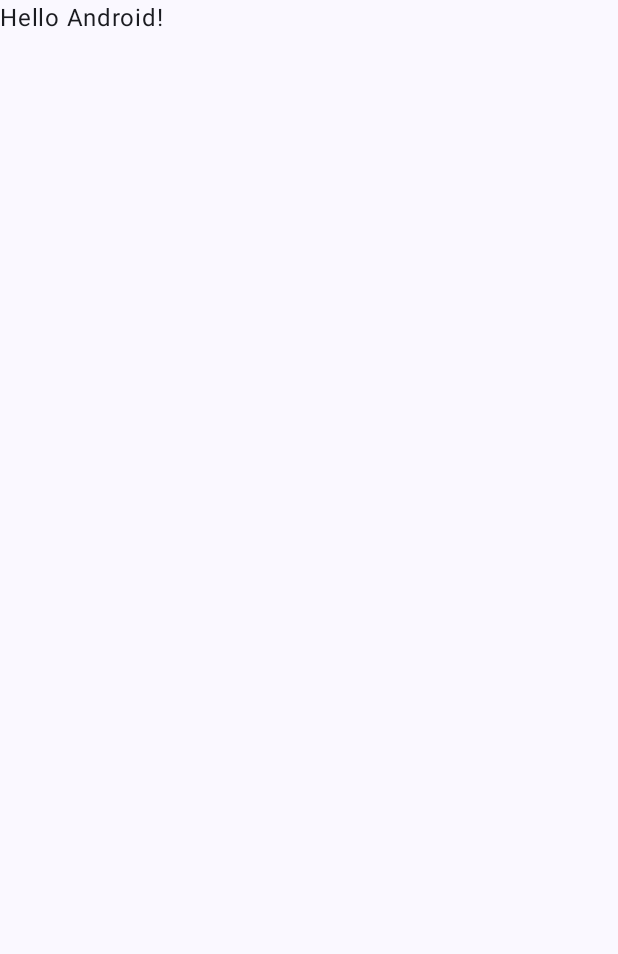
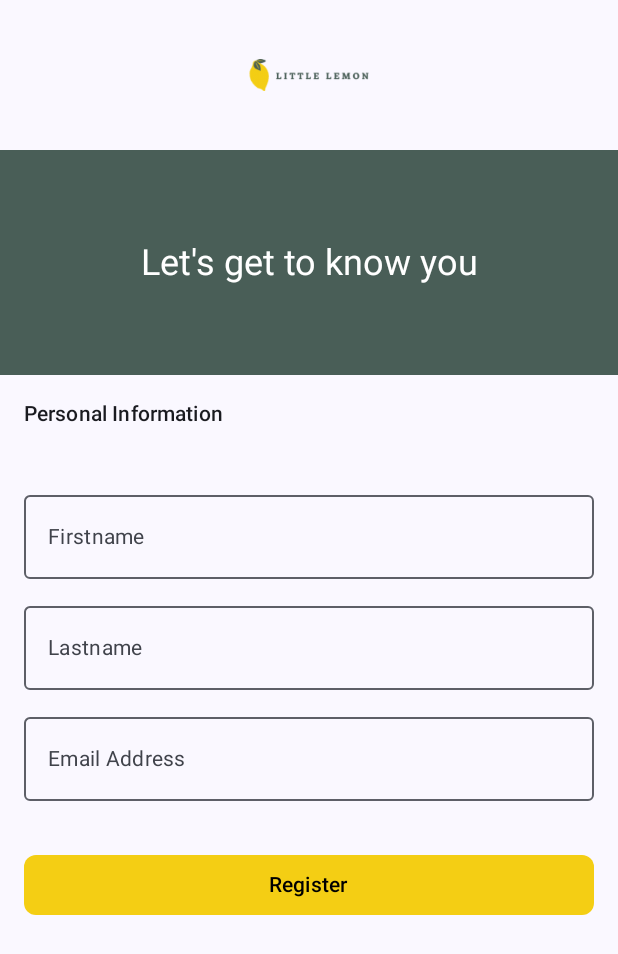
Before and after one commit to thaufiqumardi/little-lemon-coursera-thaufiq, an Android app built with Jetpack Compose: the screen it shows after launch (MainActivity), on a phone screen of 412 x 824 dp. Before the commit the part shown is almost empty. Shown: the top 954 px of the screen. Run offline under Robolectric (Android 15) with nearby library versions, the phone set to English and light mode, and no system bars.

Commit message:
App Flow (#1)
* Init navigation

* Profile and logout feature

```diff
--- a/app/build.gradle.kts
+++ b/app/build.gradle.kts
@@ -56,11 +56,16 @@ dependencies {
   implementation("androidx.compose.ui:ui-graphics")
   implementation("androidx.compose.ui:ui-tooling-preview")
   implementation("androidx.compose.material3:material3")
+  implementation("androidx.navigation:navigation-compose:2.5.3")
+
+
   testImplementation("junit:junit:4.13.2")
+
   androidTestImplementation("androidx.test.ext:junit:1.1.5")
   androidTestImplementation("androidx.test.espresso:espresso-core:3.5.1")
   androidTestImplementation(platform("androidx.compose:compose-bom:2023.08.00"))
   androidTestImplementation("androidx.compose.ui:ui-test-junit4")
+
   debugImplementation("androidx.compose.ui:ui-tooling")
   debugImplementation("androidx.compose.ui:ui-test-manifest")
 }
--- /dev/null
+++ b/app/src/main/java/com/thaufiqumardi/littlelemon/Destinations.kt
@@ -0,0 +1,17 @@
+package com.thaufiqumardi.littlelemon
+
+interface Destinations {
+  val route: String
+}
+
+object HomeDestination: Destinations {
+  override val route = "Home"
+}
+
+object ProfileDestination: Destinations {
+  override val route = "Profile"
+}
+
+object OnboardingDestination: Destinations {
+  override val route = "Onboarding"
+}
--- a/app/src/main/java/com/thaufiqumardi/littlelemon/MainActivity.kt
+++ b/app/src/main/java/com/thaufiqumardi/littlelemon/MainActivity.kt
@@ -6,10 +6,8 @@ import androidx.activity.compose.setContent
 import androidx.compose.foundation.layout.fillMaxSize
 import androidx.compose.material3.MaterialTheme
 import androidx.compose.material3.Surface
-import androidx.compose.material3.Text
-import androidx.compose.runtime.Composable
 import androidx.compose.ui.Modifier
-import androidx.compose.ui.tooling.preview.Preview
+import androidx.navigation.compose.rememberNavController
 import com.thaufiqumardi.littlelemon.ui.theme.LittleLemonTheme
 
 class MainActivity : ComponentActivity() {
@@ -19,25 +17,10 @@ class MainActivity : ComponentActivity() {
       LittleLemonTheme {
         // A surface container using the 'background' color from the theme
         Surface(modifier = Modifier.fillMaxSize(), color = MaterialTheme.colorScheme.background) {
-          Greeting("Android")
+          val navHostController = rememberNavController()
+          NavigationComposable(navController = navHostController)
         }
       }
     }
   }
 }
-
-@Composable
-fun Greeting(name: String, modifier: Modifier = Modifier) {
-  Text(
-    text = "Hello $name!",
-    modifier = modifier
-  )
-}
-
-@Preview(showBackground = true)
-@Composable
-fun GreetingPreview() {
-  LittleLemonTheme {
-    Greeting("Android")
-  }
-}
--- /dev/null
+++ b/app/src/main/java/com/thaufiqumardi/littlelemon/NavigationComposable.kt
@@ -0,0 +1,30 @@
+package com.thaufiqumardi.littlelemon
+
+import android.content.Context
+import androidx.compose.runtime.Composable
+import androidx.compose.ui.platform.LocalContext
+import androidx.navigation.NavHostController
+import androidx.navigation.compose.NavHost
+import androidx.navigation.compose.composable
+
+
+@Composable
+fun NavigationComposable(navController: NavHostController) {
+  val hasUserData = hasUserDataInSharedPreference()
+  NavHost(
+    navController = navController,
+    startDestination = if(hasUserData) HomeDestination.route else OnboardingDestination.route
+  ){
+    composable(OnboardingDestination.route) { Onboarding(navController = navController)}
+    composable(HomeDestination.route) { Home(navController = navController) }
+    composable(ProfileDestination.route) { Profile(navController = navController)}
+  }
+}
+
+@Composable
+fun hasUserDataInSharedPreference() : Boolean {
+  val context = LocalContext.current
+  val sharedPreferences = context.getSharedPreferences(USER_PROFILE, Context.MODE_PRIVATE)
+  val email = sharedPreferences.getString(EMAIL, "")?: ""
+  return email.isNotBlank()
+}
--- /dev/null
+++ b/app/src/main/java/com/thaufiqumardi/littlelemon/Onboarding.kt
@@ -0,0 +1,163 @@
+package com.thaufiqumardi.littlelemon
+
+import android.content.Context
+import android.widget.Toast
+import androidx.compose.foundation.*
+import androidx.compose.foundation.layout.*
+import androidx.compose.foundation.shape.RoundedCornerShape
+import androidx.compose.foundation.text.KeyboardOptions
+import androidx.compose.material.icons.Icons
+import androidx.compose.material.icons.filled.Info
+import androidx.compose.material3.*
+import androidx.compose.runtime.Composable
+import androidx.compose.runtime.getValue
+import androidx.compose.runtime.mutableStateOf
+import androidx.compose.runtime.remember
+import androidx.compose.runtime.saveable.rememberSaveable
+import androidx.compose.runtime.setValue
+import androidx.compose.ui.*
+import androidx.compose.ui.layout.ContentScale
+import androidx.compose.ui.platform.LocalContext
+import androidx.compose.ui.res.colorResource
+import androidx.compose.ui.res.painterResource
+import androidx.compose.ui.text.input.KeyboardType
+import androidx.compose.ui.text.style.TextAlign
+import androidx.compose.ui.tooling.preview.Preview
+import androidx.compose.ui.unit.dp
+import androidx.core.content.edit
+import androidx.navigation.NavController
+import androidx.navigation.compose.rememberNavController
+
+@Composable
+fun Onboarding(navController: NavController) {
+    var firstName by remember { mutableStateOf("") }
+    var lastName by remember { mutableStateOf("") }
+    var email by remember { mutableStateOf("") }
+
+    var isEmailValid by rememberSaveable {
+        mutableStateOf(true)
+    }
+    val context = LocalContext.current
+    val sharedPreferences = context.getSharedPreferences(USER_PROFILE, Context.MODE_PRIVATE)
+
+    Column(
+        modifier = Modifier
+            .fillMaxSize(),
+        horizontalAlignment = Alignment.CenterHorizontally,
+        verticalArrangement = Arrangement.Top
+    ) {
+        Row {
+            Image(
+                painter = painterResource(id = R.drawable.logo),
+                contentDescription = "App Logo",
+                contentScale = ContentScale.Fit,
+                modifier = Modifier
+                    .size(100.dp)
+                    .align(Alignment.CenterVertically)
+            )
+        }
+        Row(
+            modifier = Modifier
+                .fillMaxWidth(1f)
+                .background(color = colorResource(id = R.color.primary_1))
+                .height(150.dp),
+            horizontalArrangement = Arrangement.Center,
+            verticalAlignment = Alignment.CenterVertically
+        ) {
+            Text(
+                text = "Let's get to know you",
+                style = MaterialTheme.typography.headlineSmall,
+                color = colorResource(id = R.color.white),
+            )
+        }
+        Spacer(modifier = Modifier.height(16.dp))
+        Column(modifier = Modifier
+            .align(alignment = Alignment.Start)
+            .padding(horizontal = 16.dp),
+            verticalArrangement = Arrangement.spacedBy(10.dp)
+        ){
+            Text(
+                text= "Personal Information",
+                style = MaterialTheme.typography.titleSmall,
+                textAlign = TextAlign.Start
+            )
+            Spacer(modifier = Modifier.height(16.dp))
+            OutlinedTextField(
+                value = firstName,
+                onValueChange = { firstName = it},
+                label = {
+                    Text(text = "Firstname", style=MaterialTheme.typography.bodyMedium)
+                },
+                modifier = Modifier.fillMaxWidth()
+            )
+            OutlinedTextField(
+                value = lastName,
+                onValueChange = { lastName = it},
+                label = {
+                    Text(text = "Lastname", style=MaterialTheme.typography.bodyMedium)
+                },
+                modifier = Modifier.fillMaxWidth()
+            )
+            OutlinedTextField(
+                value = email,
+                onValueChange = {
+                    email = it
+                    isEmailValid = isEmailValid(it)
+                },
+                label = { Text("Email Address", style = MaterialTheme.typography.bodyMedium) },
+                keyboardOptions = KeyboardOptions(keyboardType = KeyboardType.Email),
+                isError = !isEmailValid,
+                supportingText = {
+                    if (!isEmailValid) {
+                        Text(
+                            modifier = Modifier.fillMaxWidth(),
+                            text = "Invalid email",
+                            color = MaterialTheme.colorScheme.error
+                        )
+                    }
+                },
+                trailingIcon = {
+                    if (!isEmailValid)
+                        Icon(Icons.Filled.Info,"error", tint = MaterialTheme.colorScheme.error)
+                },
+                modifier = Modifier.fillMaxWidth()
+            )
+        }
+        Spacer(modifier = Modifier.height(16.dp))
+        Button(onClick = {
+             if(firstName.isEmpty() && lastName.isEmpty() && email.isEmpty()) {
+                 Toast.makeText(context, "Registration unsuccessful, Please enter all data", Toast.LENGTH_SHORT).show()
+             } else {
+                 sharedPreferences.edit(commit = true) { putString(FIRST_NAME, firstName) }
+                 sharedPreferences.edit(commit = true) { putString(LAST_NAME, lastName) }
+                 sharedPreferences.edit(commit = true) { putString(EMAIL, email) }
+
+                 Toast.makeText(context, "Registration successful!", Toast.LENGTH_SHORT).show()
+                 navController.navigate(HomeDestination.route)
+             }
+        },
+            modifier = Modifier
+                .fillMaxWidth()
+                .padding(horizontal = 16.dp),
+            shape = RoundedCornerShape(8.dp),
+            colors = ButtonDefaults.buttonColors(
+                contentColor = colorResource(id = R.color.black),
+                containerColor = colorResource(id = R.color.primary_2),
+                disabledContainerColor = MaterialTheme.colorScheme.error
+            )
+        ) {
+            Text(text = "Register")
+        }
+    }
+}
+
+fun isEmailValid(email: String): Boolean {
+    return android.util.Patterns.EMAIL_ADDRESS.matcher(email).matches()
+}
+
+@Preview(showBackground = true)
+@Composable
+fun PreviewOnboarding() {
+    val navController = rememberNavController()
+    Onboarding(navController = navController)
+}
--- /dev/null
+++ b/app/src/main/java/com/thaufiqumardi/littlelemon/SharedPreferences.kt
@@ -0,0 +1,6 @@
+package com.thaufiqumardi.littlelemon
+
+const val USER_PROFILE = "user_profile"
+const val FIRST_NAME = "firstName"
+const val LAST_NAME = "lastName"
+const val EMAIL = "email"
--- a/app/src/main/res/values/colors.xml
+++ b/app/src/main/res/values/colors.xml
@@ -7,4 +7,12 @@
     <color name="teal_700">#FF018786</color>
     <color name="black">#FF000000</color>
     <color name="white">#FFFFFFFF</color>
+    <color name="error">#EA0000</color>
+
+    <color name="primary_1">#495E57</color>
+    <color name="primary_2">#F4CE14</color>
+    <color name="secondary_1">#EE9972</color>
+    <color name="secondary_2">#FBDABB</color>
+    <color name="secondary_3">#EDEFEE</color>
+    <color name="secondary_4">#333333</color>
 </resources>
```
Also changed, not shown: app/src/main/java/com/thaufiqumardi/littlelemon/Home.kt (added, +61 -0 lines), app/src/main/java/com/thaufiqumardi/littlelemon/Profile.kt (added, +77 -0 lines), app/src/main/res/drawable/logo.png (added), app/src/main/res/drawable/profile.png (added).
